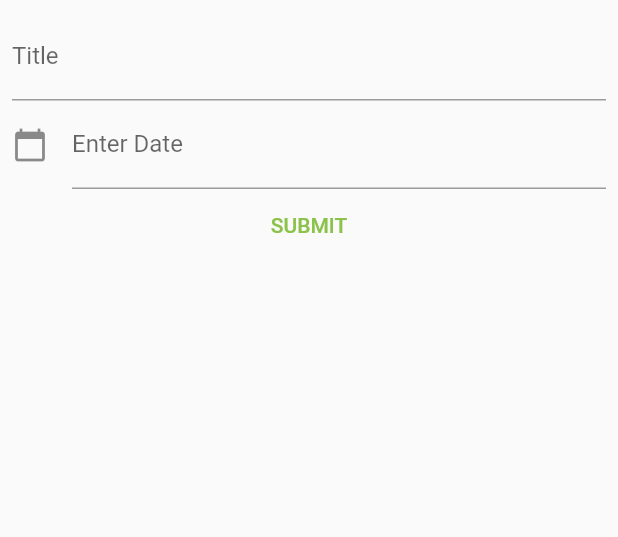
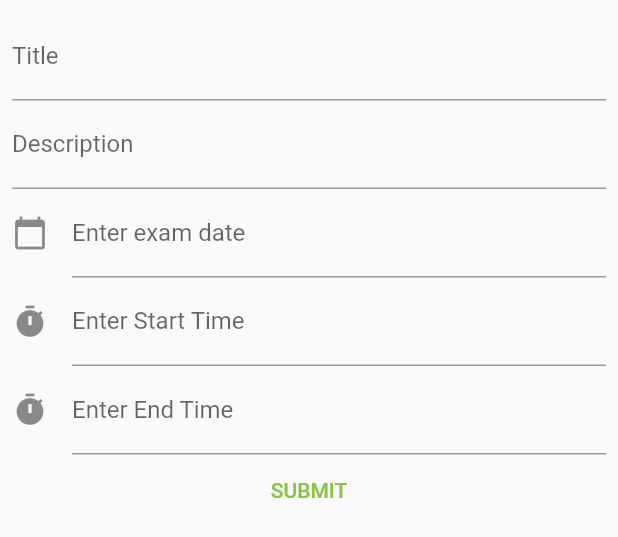
Before and after one commit to Drobarov12/FirstFlutter, a Flutter app: the NewExam widget shown alone on an empty page, opened directly with empty values, after a tap on "SUBMIT", on a phone screen of 412 x 824 dp. Shown: the top 537 px of the screen. Run offline on Flutter 3.47's test engine with Material 2 defaults, Android fonts, the phone set to English and light mode, and no system bars; missing offline and left inert: flutter_clean_calendar.

```diff
--- a/flutter_lab3/lib/Model/Exams.dart
+++ b/flutter_lab3/lib/Model/Exams.dart
@@ -1,11 +1,15 @@
 class Exams {
-  final String id;
   final String title;
-  final DateTime dateTime;
+  final String description;
+  final DateTime dateOfExam;
+  final DateTime startTime;
+  final DateTime endTime;
 
   Exams({
-    required this.id,
     required this.title,
-    required this.dateTime,
+    required this.description,
+    required this.dateOfExam,
+    required this.startTime,
+    required this.endTime,
   });
 }
--- a/flutter_lab3/lib/Widget/NewExam.dart
+++ b/flutter_lab3/lib/Widget/NewExam.dart
@@ -1,7 +1,6 @@
 import 'package:flutter/material.dart';
 import 'package:flutter_lab3/Model/Exams.dart';
 import 'package:intl/intl.dart';
-import 'package:nanoid/nanoid.dart';
 
 class NewExam extends StatefulWidget {
   final Function addItem;
@@ -14,21 +13,35 @@ class NewExam extends StatefulWidget {
 
 class _NewExamState extends State<NewExam> {
   final _naslovController = TextEditingController();
+  final _descriptionController = TextEditingController();
   final _vrednostController = TextEditingController();
+  final _startTimeController = TextEditingController();
+  final _endTimeController = TextEditingController();
 
   void _submitData() {
-    if (_vrednostController.text.isEmpty) {
+    if (_vrednostController.text.isEmpty ||
+        _startTimeController.text.isEmpty ||
+        _endTimeController.text.isEmpty) {
       return;
     }
     final vnesenNaslov = _naslovController.text;
+    final descriptionValue = _descriptionController.text;
     final vnesenaVrednost = DateTime.parse(_vrednostController.text);
-
-    if (vnesenNaslov.isEmpty) {
+    final startTimeValue = DateTime.parse(
+        _vrednostController.text + " " + _startTimeController.text);
+    final endTimeValue = DateTime.parse(
+        _vrednostController.text + " " + _endTimeController.text);
+    if (vnesenNaslov.isEmpty || descriptionValue.isEmpty) {
       return;
     }
 
-    final newItem =
-        Exams(id: nanoid(5), title: vnesenNaslov, dateTime: vnesenaVrednost);
+    final newItem = Exams(
+      title: vnesenNaslov,
+      description: descriptionValue,
+      dateOfExam: vnesenaVrednost,
+      startTime: startTimeValue,
+      endTime: endTimeValue,
+    );
     widget.addItem(newItem);
     Navigator.of(context).pop();
   }
@@ -45,9 +58,14 @@ class _NewExamState extends State<NewExam> {
             onSubmitted: (_) => _submitData(),
           ),
           TextField(
+            controller: _descriptionController,
+            decoration: InputDecoration(labelText: "Description"),
+            onSubmitted: (_) => _submitData(),
+          ),
+          TextField(
             controller: _vrednostController,
             decoration: InputDecoration(
-                icon: Icon(Icons.calendar_today), labelText: "Enter Date"),
+                icon: Icon(Icons.calendar_today), labelText: "Enter exam date"),
             readOnly: true,
             onTap: () async {
               DateTime? pickedDate = await showDatePicker(
@@ -65,6 +83,52 @@ class _NewExamState extends State<NewExam> {
               }
             },
           ),
+          TextField(
+            controller: _startTimeController,
+            decoration: InputDecoration(
+                icon: Icon(Icons.timer), labelText: "Enter Start Time"),
+            readOnly: true,
+            onTap: () async {
+              TimeOfDay? pickedTime = await showTimePicker(
+                initialTime: TimeOfDay.now(),
+                context: context,
+              );
+              if (pickedTime != null) {
+                DateTime parsedTime = DateFormat.jm()
+                    .parse(pickedTime.format(context).toString());
+                String formattedTime =
+                    DateFormat('HH:mm:ss').format(parsedTime);
+                setState(() {
+                  _startTimeController.text = formattedTime;
+                });
+              } else {
+                print("Time is not selected");
+              }
+            },
+          ),
+          TextField(
+            controller: _endTimeController,
+            decoration: InputDecoration(
+                icon: Icon(Icons.timer), labelText: "Enter End Time"),
+            readOnly: true,
+            onTap: () async {
+              TimeOfDay? pickedTime = await showTimePicker(
+                initialTime: TimeOfDay.now(),
+                context: context,
+              );
+              if (pickedTime != null) {
+                DateTime parsedTime = DateFormat.jm()
+                    .parse(pickedTime.format(context).toString());
+                String formattedTime =
+                    DateFormat('HH:mm:ss').format(parsedTime);
+                setState(() {
+                  _endTimeController.text = formattedTime;
+                });
+              } else {
+                print("Time is not selected");
+              }
+            },
+          ),
           TextButton(
             child: Text("SUBMIT"),
             onPressed: () => _submitData(),
```
Also changed, not shown: flutter_lab3/lib/Widget/mainBody.dart (+5 -50 lines), flutter_lab3/lib/main.dart (+14 -3 lines).
